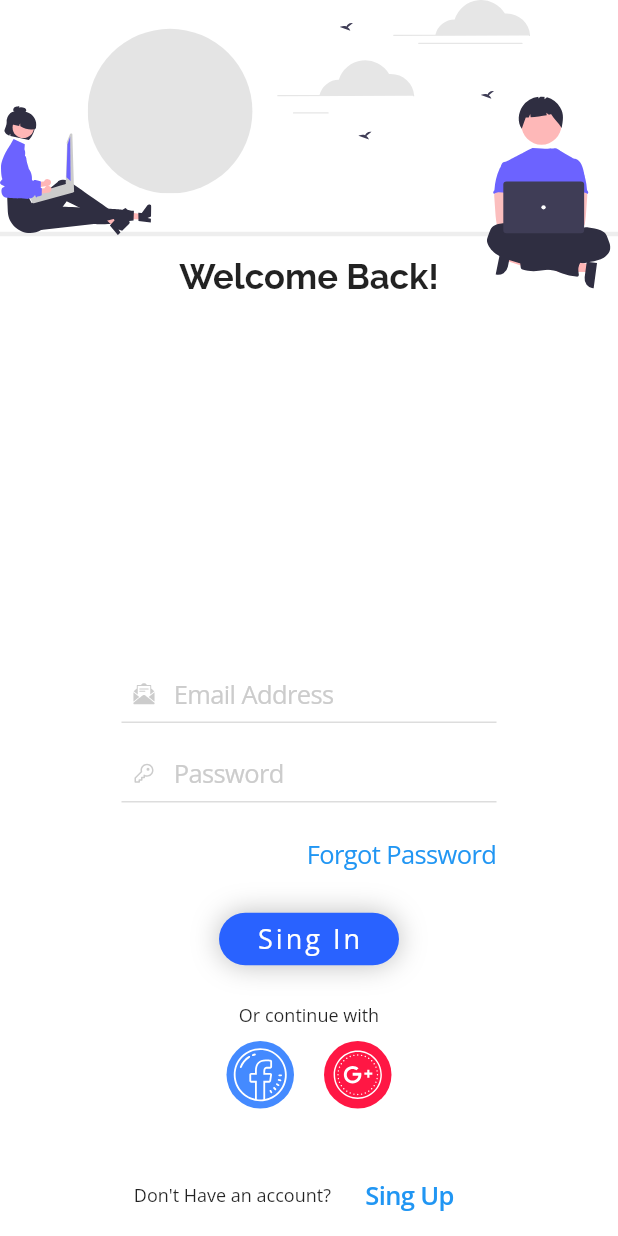
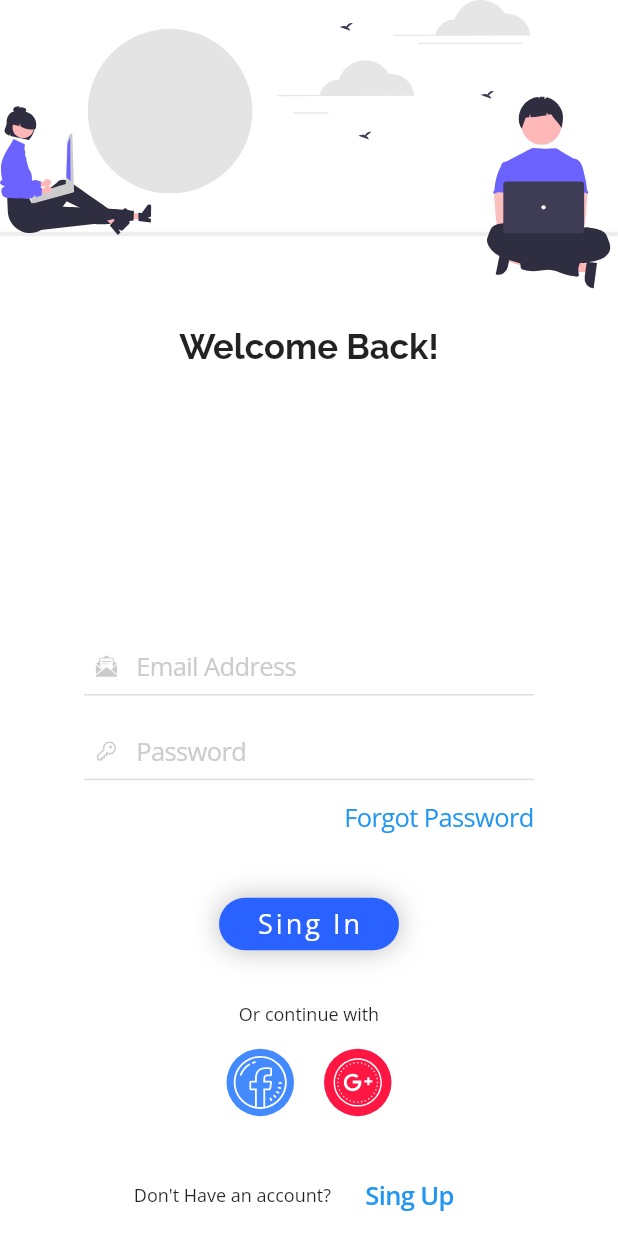
Before and after one commit to javieratoaxaca/FlutterUI, a Flutter app: the screen it shows after launch, on a phone screen of 412 x 824 dp. Run offline on Flutter 3.47's test engine with Material 2 defaults, Android fonts, the phone set to English and light mode, and no system bars; our stand-ins replace flutter_svg.

Commit message:
Modificando las propiedades height para adaptacion de pantalla de diferente dispositivo

```diff
--- a/flutter_ui_avanzado/lib/pages/login/login_page.dart
+++ b/flutter_ui_avanzado/lib/pages/login/login_page.dart
@@ -2,6 +2,7 @@ import 'package:flutter/material.dart';
 import 'package:flutter/services.dart';
 import 'package:flutter_ui_avanzado/pages/login/widgets/login_form.dart';
 import 'package:flutter_ui_avanzado/pages/login/widgets/welcome.dart';
+import 'package:flutter_ui_avanzado/utils/responsive.dart';
 
 class LoginPage extends StatefulWidget {
   const LoginPage({super.key});
@@ -19,6 +20,7 @@ class _LoginPageState extends State<LoginPage> {
 
   @override
   Widget build(BuildContext context) {
+    final Responsive responsive = Responsive.of(context);
     return Scaffold(
       body: GestureDetector(
         onTap: () {
@@ -28,6 +30,9 @@ class _LoginPageState extends State<LoginPage> {
           width: double.infinity,
           height: double.infinity,
           color: Colors.white,
+          child: SingleChildScrollView(
+            child: Container(
+              height: responsive.height,
               child: Column(
                 mainAxisAlignment: MainAxisAlignment.spaceBetween,
                 children: [
@@ -37,6 +42,8 @@ class _LoginPageState extends State<LoginPage> {
               ),
             ),
           ),
+        ),
+      ),
     );
   }
 }
--- a/flutter_ui_avanzado/lib/pages/login/widgets/login_form.dart
+++ b/flutter_ui_avanzado/lib/pages/login/widgets/login_form.dart
@@ -2,6 +2,7 @@ import 'package:flutter/material.dart';
 import 'package:flutter/cupertino.dart';
 import 'package:flutter_ui_avanzado/pages/login/widgets/input_text_login.dart';
 import 'package:flutter_ui_avanzado/utils/app_colors.dart';
+import 'package:flutter_ui_avanzado/utils/responsive.dart';
 import 'package:flutter_ui_avanzado/widgets/circle_button.dart';
 import 'package:flutter_ui_avanzado/widgets/rounded_button.dart';
 
@@ -10,11 +11,12 @@ class LoginForm extends StatelessWidget {
 
   @override
   Widget build(BuildContext context) {
+    final Responsive responsive = Responsive.of(context);
     return SafeArea(
       top: false,
       child: Container(
           //color: Colors.red,
-          width: 250,
+          width: 300,
           child: Column(
             crossAxisAlignment: CrossAxisAlignment.center,
             children: [
@@ -42,14 +44,11 @@ class LoginForm extends StatelessWidget {
                   iconPath: 'assets/pages/login/icons/email.svg',
                   placeholder: "Email Address"),
               SizedBox(
-                height: 15,
+                height: responsive.ip(2),
               ),
               InputTextLogin(
                   iconPath: 'assets/pages/login/icons/key.svg',
                   placeholder: "Password"),
-              SizedBox(
-                height: 10,
-              ),
               Container(
                 width: double.infinity,
                 alignment: Alignment.centerRight,
@@ -63,7 +62,7 @@ class LoginForm extends StatelessWidget {
                 ),
               ),
               SizedBox(
-                height: 10,
+                height: responsive.ip(2.7),
               ),
               RoundedButton(
                 label: "Sing In",
@@ -71,14 +70,14 @@ class LoginForm extends StatelessWidget {
                 //backgroundColor: AppColors.primaryColor, // Colors.red, //
               ),
               SizedBox(
-                height: 20,
+                height: responsive.ip(3.2),
               ),
               Text(
                 'Or continue with',
                 style: TextStyle(fontFamily: 'sans', fontSize: 12),
               ),
               SizedBox(
-                height: 10,
+                height: responsive.ip(1.7),
               ),
               Row(
                 mainAxisAlignment: MainAxisAlignment.center,
@@ -99,7 +98,7 @@ class LoginForm extends StatelessWidget {
                 ],
               ),
               SizedBox(
-                height: 30,
+                height: responsive.ip(2.7),
               ),
               Row(
                 mainAxisAlignment: MainAxisAlignment.center,
--- a/flutter_ui_avanzado/lib/pages/login/widgets/welcome.dart
+++ b/flutter_ui_avanzado/lib/pages/login/widgets/welcome.dart
@@ -26,7 +26,7 @@ class Welcome extends StatelessWidget {
                       color: Color(0xffeeeeee),
                     ),
                     SizedBox(
-                      height: 13,
+                      height: 60,
                     ),
                     Text(
                       "Welcome Back!",
```
Lines whose indentation alone changed are shown as unchanged.
